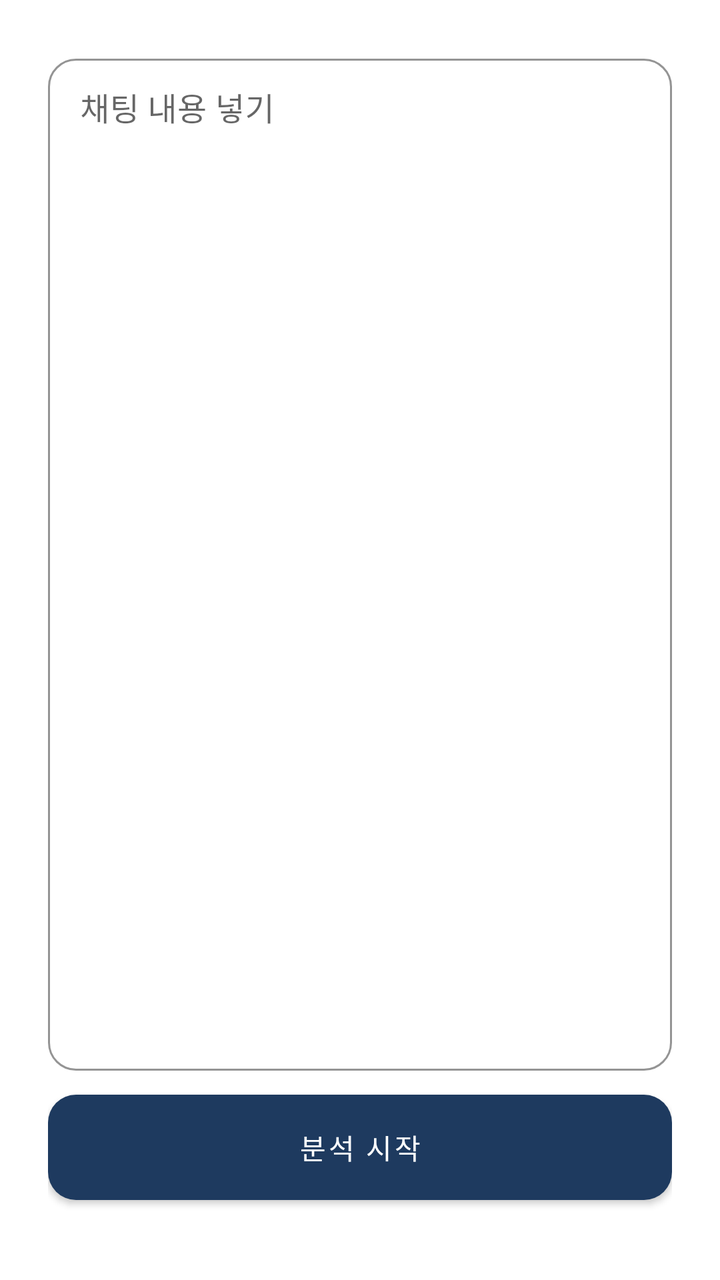
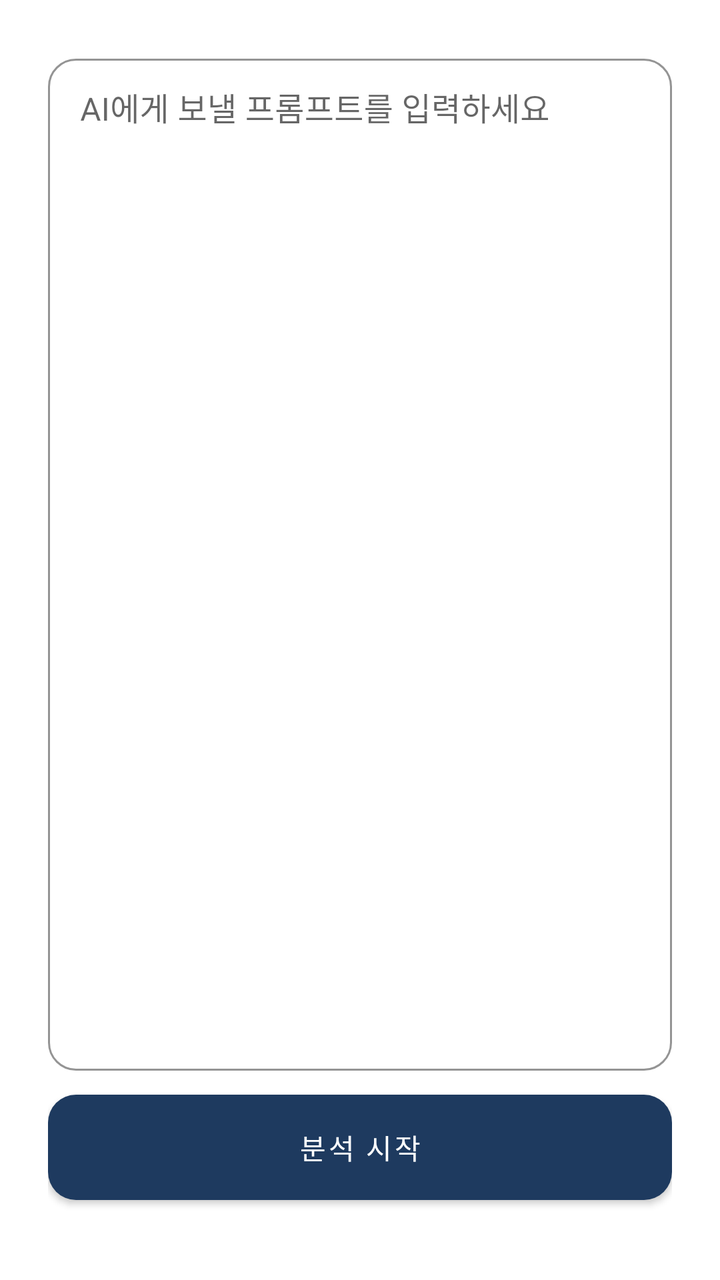

The first picture is an Android layout as it rendered before a commit; the second is the same layout after the commit. The layout source and the unified diff follow.
<!-- AndroidManifest.xml: application theme Theme.Class_project -->
<!-- res/layout/fragment_analysis.xml -->
<?xml version="1.0" encoding="utf-8"?>
<androidx.constraintlayout.widget.ConstraintLayout xmlns:android="http://schemas.android.com/apk/res/android"
    xmlns:app="http://schemas.android.com/apk/res-auto"
    android:layout_width="match_parent"
    android:layout_height="match_parent"
    android:padding="24dp">

    <com.google.android.material.textfield.TextInputLayout
        android:id="@+id/til_chat_content"
        style="@style/Widget.MaterialComponents.TextInputLayout.OutlinedBox"
        android:layout_width="match_parent"
        android:layout_height="0dp"
        android:layout_marginBottom="12dp"
        android:hint="@string/input_chat_hint"
        app:boxCornerRadiusBottomEnd="14dp"
        app:boxCornerRadiusBottomStart="14dp"
        app:boxCornerRadiusTopEnd="14dp"
        app:boxCornerRadiusTopStart="14dp"
        app:boxStrokeColor="@color/header_blue"
        app:hintTextColor="@color/text_muted"
        app:endIconMode="clear_text"
        app:endIconTint="@color/text_muted"
        app:counterEnabled="true"
        app:counterMaxLength="1500"
        app:layout_constraintBottom_toTopOf="@id/btn_start_analysis"
        app:layout_constraintHeight_default="spread"
        app:layout_constraintTop_toTopOf="parent"
        app:layout_constraintVertical_weight="1">

        <com.google.android.material.textfield.TextInputEditText
            android:id="@+id/et_chat_content"
            android:layout_width="match_parent"
            android:layout_height="match_parent"
            android:gravity="top|start"
            android:inputType="textMultiLine"
            android:padding="16dp" />
    </com.google.android.material.textfield.TextInputLayout>

    <com.google.android.material.button.MaterialButton
        android:id="@+id/btn_start_analysis"
        style="@style/Widget.MaterialComponents.Button"
        android:layout_width="match_parent"
        android:layout_height="wrap_content"
        android:layout_marginBottom="16dp"
        android:insetTop="0dp"
        android:insetBottom="0dp"
        android:padding="16dp"
        android:text="@string/start_analysis"
        android:textAllCaps="false"
        android:textColor="@color/white"
        app:backgroundTint="@color/header_blue"
        app:cornerRadius="14dp"
        app:layout_constraintBottom_toTopOf="@id/sv_result_container"
        app:layout_constraintTop_toBottomOf="@id/til_chat_content" />

    <ScrollView
        android:id="@+id/sv_result_container"
        android:layout_width="match_parent"
        android:layout_height="0dp"
        android:background="@color/surface_white"
        android:visibility="gone"
        app:layout_constraintBottom_toBottomOf="parent"
        app:layout_constraintHeight_default="spread"
        app:layout_constraintTop_toBottomOf="@id/btn_start_analysis"
        app:layout_constraintVertical_weight="1">

        <TextView
            android:id="@+id/tv_analysis_result"
            android:layout_width="match_parent"
            android:layout_height="wrap_content"
            android:padding="16dp"
            android:textColor="@color/black"
            android:textSize="15sp"
            android:lineSpacingExtra="3dp" />
    </ScrollView>

</androidx.constraintlayout.widget.ConstraintLayout>
<!-- resources referenced by this layout -->
<resources>
  <color name="black">#FF000000</color>
  <color name="header_blue">#1E3A5F</color>
  <color name="surface_white">#FFFDFB</color>
  <color name="text_muted">#6B7280</color>
  <color name="white">#FFFFFFFF</color>
  <string name="input_chat_hint">채팅 내용 넣기</string>
  <string name="start_analysis">분석 시작</string>
  <style name="Theme.Class_project" parent="Theme.MaterialComponents.DayNight.DarkActionBar">
          
          <item name="colorPrimary">@color/purple_500</item>
          <item name="colorPrimaryVariant">@color/purple_700</item>
          <item name="colorOnPrimary">@color/white</item>
          
          <item name="colorSecondary">@color/teal_200</item>
          <item name="colorSecondaryVariant">@color/teal_700</item>
          <item name="colorOnSecondary">@color/black</item>
          
          <item name="android:statusBarColor">?attr/colorPrimaryVariant</item>
          
      </style>
  <color name="purple_500">#1E3A5F</color>
  <color name="purple_700">#16304F</color>
  <color name="teal_200">#81D4CF</color>
  <color name="teal_700">#00796B</color>
</resources>

<!-- the commit's change to res/layout/fragment_analysis.xml (unified diff, before → after) -->
@@ -20,6 +20,7 @@
         app:hintTextColor="@color/text_muted"
         app:endIconMode="clear_text"
         app:endIconTint="@color/text_muted"
+        app:helperText="@string/input_chat_helper"
         app:counterEnabled="true"
         app:counterMaxLength="1500"
         app:layout_constraintBottom_toTopOf="@id/btn_start_analysis"
<!-- resource entries referenced after the edit -->
@@ -5,7 +5,8 @@
   <color name="surface_white">#FFFDFB</color>
   <color name="text_muted">#6B7280</color>
   <color name="white">#FFFFFFFF</color>
-  <string name="input_chat_hint">채팅 내용 넣기</string>
+  <string name="input_chat_helper">단일 요청문만 입력하세요 (대화 로그·코드 전체 제외)</string>
+  <string name="input_chat_hint">AI에게 보낼 프롬프트를 입력하세요</string>
   <string name="start_analysis">분석 시작</string>
   <style name="Theme.Class_project" parent="Theme.MaterialComponents.DayNight.DarkActionBar">
           
